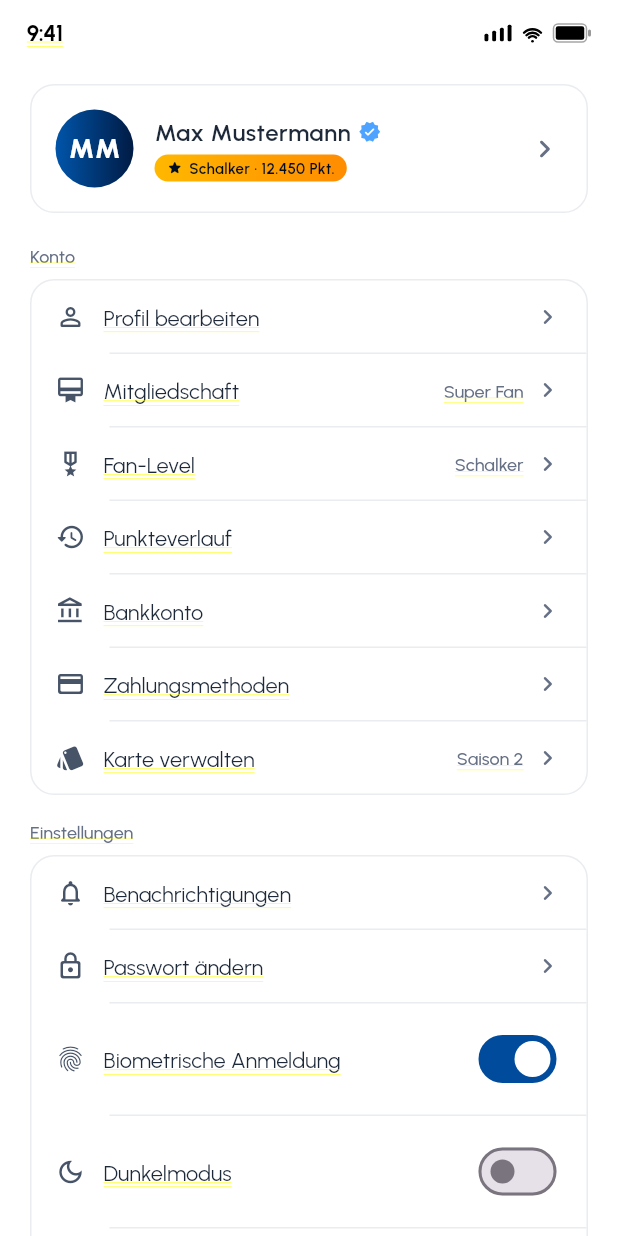
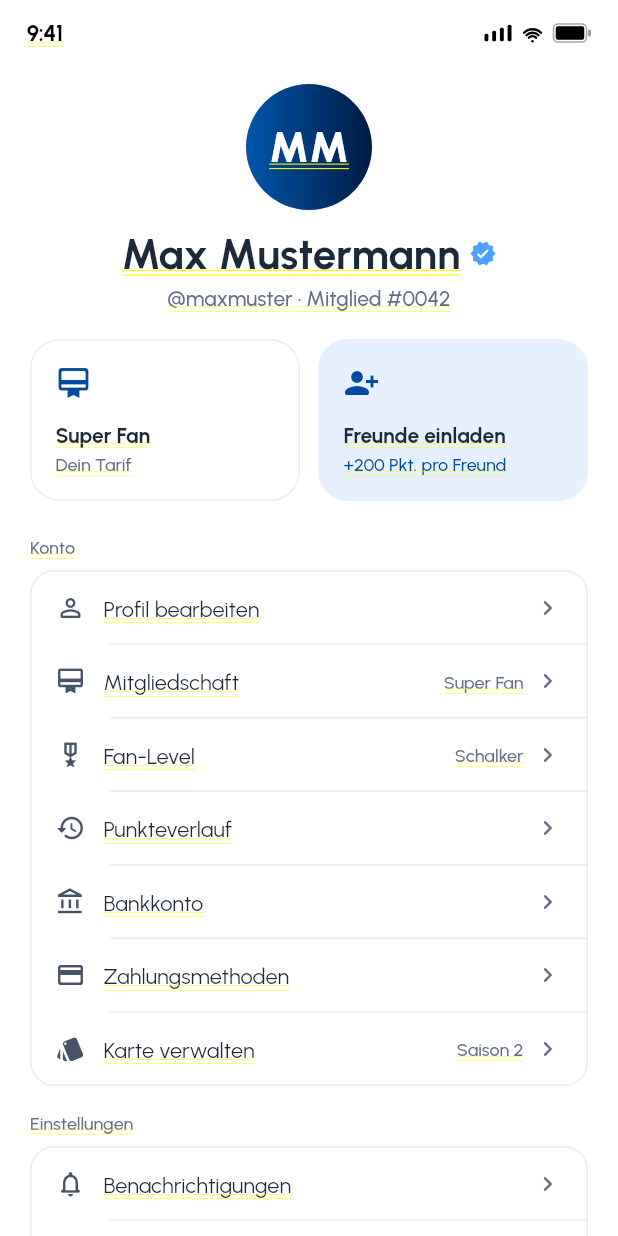
Before and after one commit to COREVIONLABS/EMBAapp-native, a Flutter app: the ProfileScreen screen opened directly, on a phone screen of 412 x 824 dp. Run offline on Flutter 3.47's test engine with Material 3 defaults, Android fonts, the phone set to English and light mode, and no system bars; our stand-ins replace flutter_svg.

Commit message:
Profile: centered identity header + plan & invite boxes (Figma 2194:15393)
- Replace horizontal user card with centered avatar + verified name + handle
  (@maxmuster · Member #0042)
- Two quick boxes below: 'Super Fan / Your plan' (-> Membership) and highlighted
  'Invite friends / +200 pts each' (-> new referral screen)
- New Invite Friends screen: give-200-get-200 hero, invite code, how-it-works
- Full German translations; light + dark safe

Co-Authored-By: Claude Opus 4.8 <noreply@anthropic.com>
Claude-Session: https://claude.ai/code/session_0138H2TPm9wvb2D54WvCY8tL

```diff
--- a/lib/l10n/strings.dart
+++ b/lib/l10n/strings.dart
@@ -69,6 +69,21 @@ const Map<String, String> _de = {
   'Renews: 28 May 2026': 'Verlängert: 28. Mai 2026',
   'Dark Mode': 'Dunkelmodus',
   'Get Started': 'Los geht’s',
+  '@maxmuster · Member #0042': '@maxmuster · Mitglied #0042',
+  'Your plan': 'Dein Tarif',
+  'Invite friends': 'Freunde einladen',
+  'Earn +200 pts each': '+200 Pkt. pro Freund',
+  'Share invite link': 'Einladungslink teilen',
+  'Give 200, get 200': 'Gib 200, hol 200',
+  'You both earn 200 Fan Points when a friend joins with your code.':
+      'Ihr bekommt beide 200 Fan-Punkte, wenn ein Freund mit deinem Code beitritt.',
+  'Your invite code': 'Dein Einladungscode',
+  'Share your code': 'Code teilen',
+  'Send your invite link to friends': 'Sende deinen Einladungslink an Freunde',
+  'They join S04': 'Freund tritt S04 bei',
+  'Your friend signs up with your code': 'Dein Freund registriert sich mit deinem Code',
+  'You both earn': 'Ihr bekommt beide',
+  '+200 Fan Points each, instantly': '+200 Fan-Punkte pro Person, sofort',
   'Earn Points Everywhere': 'Überall Punkte sammeln',
   'Shop at sponsors, spin daily, complete missions, and earn 3x Points on matchday with Stadium Boost.':
       'Kaufe bei Sponsoren, dreh täglich am Rad, erfülle Missionen und sammle am Spieltag 3× Punkte mit dem Stadion-Boost.',
--- a/lib/screens/profile_screen.dart
+++ b/lib/screens/profile_screen.dart
@@ -10,6 +10,8 @@ import 'fan_profile_screen.dart';
 import 'membership_plan_screen.dart';
 import 'payment_methods_screen.dart';
 import 'points_history_screen.dart';
+import '../widgets/sub_scaffold.dart';
+import '../model/fan_model.dart';
 import '../l10n/strings.dart';
 
 /// Profile (Figma 2145:11608) — user card + grouped settings menu.
@@ -20,49 +22,53 @@ class ProfileScreen extends StatelessWidget {
   Widget build(BuildContext context) {
     return TabScaffold(
       children: [
-        // User card
+        // Centered identity header (Figma 2194:15393)
+        Column(children: [
+          GestureDetector(
+            onTap: () => Navigator.of(context).push(MaterialPageRoute(builder: (_) => const FanProfileScreen())),
+            child: Container(
+              width: 84,
+              height: 84,
+              decoration: BoxDecoration(shape: BoxShape.circle, gradient: const LinearGradient(colors: AppColors.pointsGradient)),
+              alignment: Alignment.center,
+              child: Text(tr('MM'), style: const TextStyle(fontFamily: 'Urbanist', color: Colors.white, fontSize: 28, fontWeight: FontWeight.w800)),
+            ),
+          ),
+          const SizedBox(height: 12),
+          Row(mainAxisAlignment: MainAxisAlignment.center, children: [
+            Text(tr('Max Mustermann'), style: AppText.h4.copyWith(color: AppColors.textDarker)),
+            const SizedBox(width: 6),
+            const Icon(Icons.verified_rounded, size: 18, color: Color(0xFF4DA3FF)),
+          ]),
+          const SizedBox(height: 2),
+          Text(tr('@maxmuster · Member #0042'), style: AppText.body2.copyWith(color: AppColors.textLight)),
+        ]),
+        const SizedBox(height: 18),
+        // Two quick boxes: membership plan + invite friends
         Padding(
           padding: const EdgeInsets.symmetric(horizontal: 20),
-          child: SurfaceCard(
-            onTap: () => Navigator.of(context).push(MaterialPageRoute(builder: (_) => const FanProfileScreen())),
-            child: Row(
-              children: [
-                Container(
-                  width: 52,
-                  height: 52,
-                  decoration: BoxDecoration(shape: BoxShape.circle, gradient: const LinearGradient(colors: AppColors.pointsGradient)),
-                  alignment: Alignment.center,
-                  child: Text(tr('MM'), style: TextStyle(fontFamily: 'Urbanist', color: Colors.white, fontSize: 18, fontWeight: FontWeight.w800)),
-                ),
-                const SizedBox(width: 14),
-                Expanded(
-                  child: Column(
-                    crossAxisAlignment: CrossAxisAlignment.start,
-                    children: [
-                      Row(children: [
-                        Text(tr('Max Mustermann'), style: AppText.label2.copyWith(color: AppColors.textDarker)),
-                        const SizedBox(width: 5),
-                        const Icon(Icons.verified_rounded, size: 15, color: Color(0xFF4DA3FF)),
-                      ]),
-                      const SizedBox(height: 4),
-                      Pill(
-                        gradient: const LinearGradient(colors: AppColors.goldGradient),
-                        padding: const EdgeInsets.symmetric(horizontal: 8, vertical: 3),
-                        child: Row(mainAxisSize: MainAxisSize.min, children: [
-                          const Icon(Icons.star_rounded, size: 11, color: AppColors.brandDarkest),
-                          const SizedBox(width: 4),
-                          Text(tr('Schalker · 12,450 pts'), style: AppText.caption1.copyWith(color: AppColors.brandDarkest)),
-                        ]),
-                      ),
-                    ],
-                  ),
-                ),
-                Icon(Icons.chevron_right_rounded, color: AppColors.textLight),
-              ],
+          child: Row(children: [
+            Expanded(
+              child: _ProfileBox(
+                icon: Icons.card_membership_rounded,
+                label: FanModel.membershipTier,
+                sub: 'Your plan',
+                onTap: () => Navigator.of(context).push(MaterialPageRoute(builder: (_) => const MembershipPlanScreen())),
+              ),
             ),
-          ),
+            const SizedBox(width: 12),
+            Expanded(
+              child: _ProfileBox(
+                icon: Icons.person_add_alt_1_rounded,
+                label: 'Invite friends',
+                sub: 'Earn +200 pts each',
+                highlight: true,
+                onTap: () => Navigator.of(context).push(MaterialPageRoute(builder: (_) => const _InviteFriendsScreen())),
+              ),
+            ),
+          ]),
         ),
-        const SizedBox(height: 20),
+        const SizedBox(height: 22),
         _group(context, 'Account', const [
           (Icons.person_outline_rounded, 'Edit Profile', ''),
           (Icons.card_membership_outlined, 'Membership', 'Super Fan'),
@@ -225,6 +231,100 @@ class _MenuRowState extends State<_MenuRow> {
   }
 }
 
+/// Compact tappable box under the profile header (plan / invite), Figma 2194:15393.
+class _ProfileBox extends StatelessWidget {
+  final IconData icon;
+  final String label;
+  final String sub;
+  final bool highlight;
+  final VoidCallback onTap;
+  const _ProfileBox({required this.icon, required this.label, required this.sub, this.highlight = false, required this.onTap});
+  @override
+  Widget build(BuildContext context) {
+    return GestureDetector(
+      onTap: onTap,
+      child: Container(
+        height: 108,
+        padding: const EdgeInsets.all(16),
+        decoration: BoxDecoration(
+          color: highlight ? AppColors.brandLightest : AppColors.surface,
+          borderRadius: BorderRadius.circular(AppRadii.card),
+          border: Border.all(color: highlight ? AppColors.brandLightest : AppColors.borderLightest),
+        ),
+        child: Column(
+          crossAxisAlignment: CrossAxisAlignment.start,
+          mainAxisAlignment: MainAxisAlignment.spaceBetween,
+          children: [
+            Icon(icon, size: 24, color: AppColors.brandPrimary),
+            Column(crossAxisAlignment: CrossAxisAlignment.start, children: [
+              Text(tr(label), maxLines: 1, overflow: TextOverflow.ellipsis, style: AppText.body2.copyWith(color: AppColors.textDarker, fontWeight: FontWeight.w700)),
+              const SizedBox(height: 2),
+              Text(tr(sub), maxLines: 1, overflow: TextOverflow.ellipsis, style: AppText.body3.copyWith(color: highlight ? AppColors.brandPrimary : AppColors.textLight)),
+            ]),
+          ],
+        ),
+      ),
+    );
+  }
+}
+
+/// Referral screen reached from the "Invite friends" box.
+class _InviteFriendsScreen extends StatelessWidget {
+  const _InviteFriendsScreen();
+  @override
+  Widget build(BuildContext context) {
+    return SubScaffold(
+      title: tr('Invite friends'),
+      bottomBar: PrimaryButton(tr('Share invite link')),
+      children: [
+        Container(
+          width: double.infinity,
+          padding: const EdgeInsets.all(24),
+          decoration: BoxDecoration(gradient: const LinearGradient(colors: AppColors.pointsGradient), borderRadius: BorderRadius.circular(AppRadii.card)),
+          child: Column(children: [
+            const Icon(Icons.card_giftcard_rounded, color: AppColors.gold, size: 40),
+            const SizedBox(height: 12),
+            Text(tr('Give 200, get 200'), style: AppText.h4.copyWith(color: Colors.white)),
+            const SizedBox(height: 6),
+            Text(tr('You both earn 200 Fan Points when a friend joins with your code.'),
+                textAlign: TextAlign.center, style: AppText.body3.copyWith(color: Colors.white70)),
+          ]),
+        ),
+        const SizedBox(height: 16),
+        Text(tr('Your invite code'), style: AppText.label2),
+        const SizedBox(height: 10),
+        Container(
+          padding: const EdgeInsets.symmetric(horizontal: 18, vertical: 16),
+          decoration: BoxDecoration(color: AppColors.surfaceMinimal, borderRadius: BorderRadius.circular(AppRadii.tile)),
+          child: Row(children: [
+            Expanded(child: Text('MAX-S04-0042', style: TextStyle(fontFamily: 'Urbanist', fontSize: 18, fontWeight: FontWeight.w800, letterSpacing: 2, color: AppColors.textDarker))),
+            Icon(Icons.copy_rounded, size: 20, color: AppColors.brandPrimary),
+          ]),
+        ),
+        const SizedBox(height: 20),
+        Text(tr('How it works'), style: AppText.label2),
+        const SizedBox(height: 12),
+        for (final s in const [
+          (Icons.share_rounded, 'Share your code', 'Send your invite link to friends'),
+          (Icons.person_add_alt_1_rounded, 'They join S04', 'Your friend signs up with your code'),
+          (Icons.savings_rounded, 'You both earn', '+200 Fan Points each, instantly'),
+        ])
+          Padding(
+            padding: const EdgeInsets.only(bottom: 10),
+            child: SurfaceCard(child: Row(children: [
+              Container(width: 40, height: 40, decoration: BoxDecoration(color: AppColors.brandLightest, borderRadius: BorderRadius.circular(11)), child: Icon(s.$1, color: AppColors.brandPrimary, size: 20)),
+              const SizedBox(width: 12),
+              Expanded(child: Column(crossAxisAlignment: CrossAxisAlignment.start, children: [
+                Text(tr(s.$2), style: AppText.body2.copyWith(color: AppColors.textDarker)),
+                Text(tr(s.$3), style: AppText.body3Regular),
+              ])),
+            ])),
+          ),
+      ],
+    );
+  }
+}
+
 class _LogoutTile extends StatelessWidget {
   const _LogoutTile();
   @override
```
